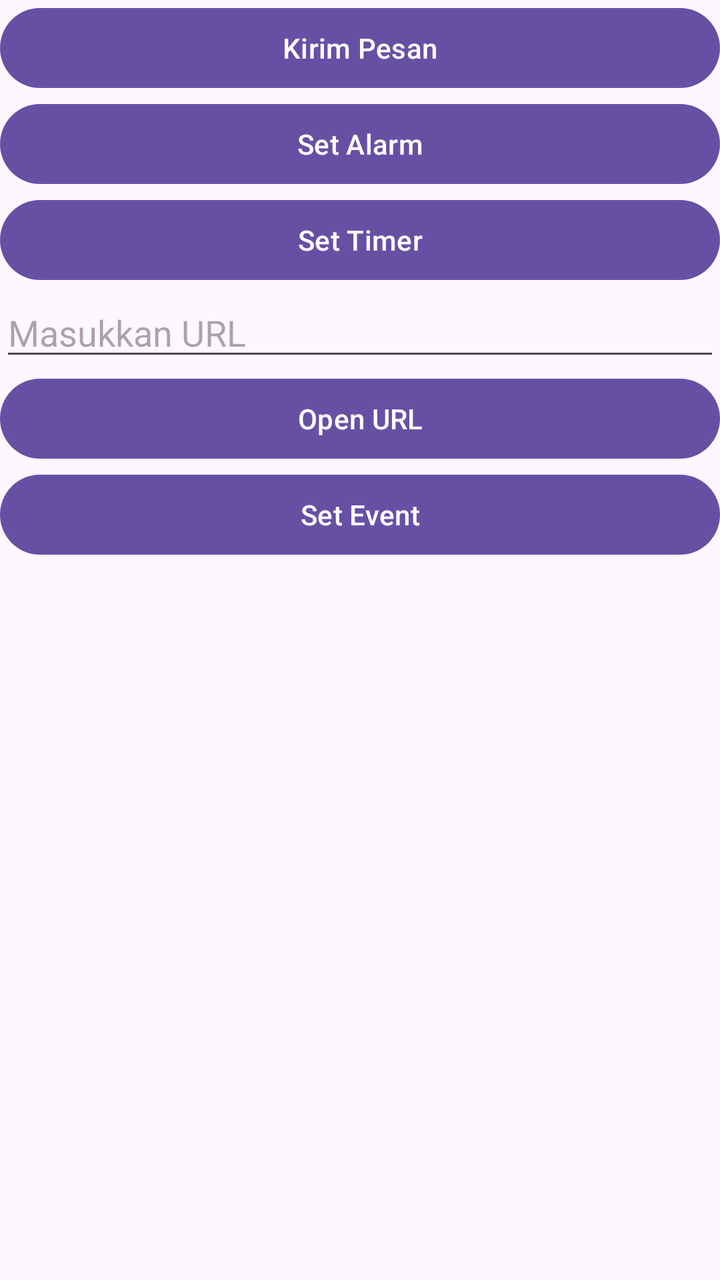
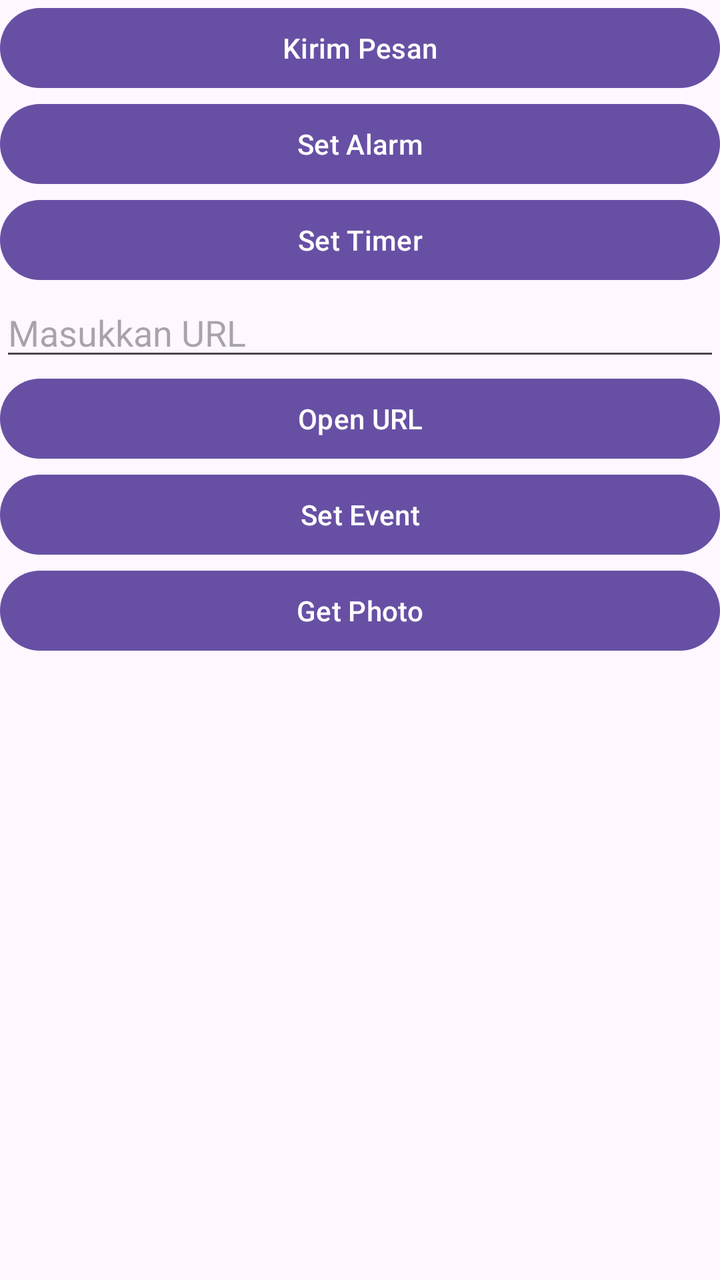

Screens rendered from an Android XML layout before and after an edit, with the pre-edit source and the edit as a unified diff.
<!-- AndroidManifest.xml: application theme Theme.Implicit_intent -->
<!-- res/layout/activity_main.xml -->
<?xml version="1.0" encoding="utf-8"?>
<LinearLayout xmlns:android="http://schemas.android.com/apk/res/android"
    xmlns:app="http://schemas.android.com/apk/res-auto"
    xmlns:tools="http://schemas.android.com/tools"
    android:id="@+id/main"
    android:layout_width="match_parent"
    android:layout_height="match_parent"
    tools:context=".MainActivity"
    android:orientation="vertical">

    <Button
        android:layout_width="match_parent"
        android:layout_height="wrap_content"
        android:id="@+id/btnKirimPesan"
        android:text="Kirim Pesan"/>

    <Button
        android:layout_width="match_parent"
        android:layout_height="wrap_content"
        android:id="@+id/btnSetAlarm"
        android:text="Set Alarm"/>

    <Button
        android:layout_width="match_parent"
        android:layout_height="wrap_content"
        android:id="@+id/btnSetTimer"
        android:text="Set Timer"/>

    <EditText
        android:layout_width="match_parent"
        android:layout_height="wrap_content"
        android:id="@+id/etURL"
        android:hint="Masukkan URL"/>

    <Button
        android:layout_width="match_parent"
        android:layout_height="wrap_content"
        android:id="@+id/btnOpenURL"
        android:text="Open URL"/>

    <Button
        android:layout_width="match_parent"
        android:layout_height="wrap_content"
        android:id="@+id/btnSetEvent"
        android:text="Set Event"/>

</LinearLayout>
<!-- resources referenced by this layout -->
<resources>
  <style name="Theme.Implicit_intent" parent="Base.Theme.Implicit_intent" />
  <style name="Base.Theme.Implicit_intent" parent="Theme.Material3.DayNight.NoActionBar">
          
          
      </style>
</resources>

<!-- the commit's change to res/layout/activity_main.xml (unified diff, before → after) -->
@@ -44,4 +44,16 @@
         android:id="@+id/btnSetEvent"
         android:text="Set Event"/>
 
+    <ImageView
+        android:layout_width="match_parent"
+        android:layout_height="wrap_content"
+        android:id="@+id/ivHasil"
+        android:scaleType="centerCrop"/>
+
+    <Button
+        android:layout_width="match_parent"
+        android:layout_height="wrap_content"
+        android:id="@+id/btnGetPhoto"
+        android:text="Get Photo"/>
+
 </LinearLayout>
